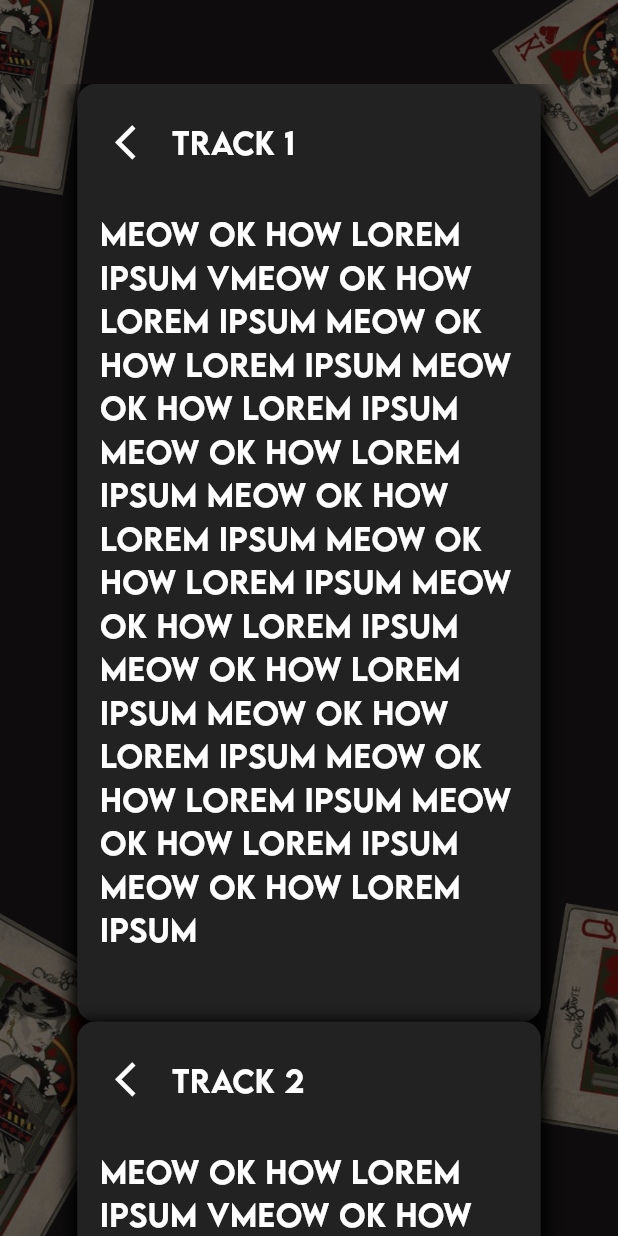
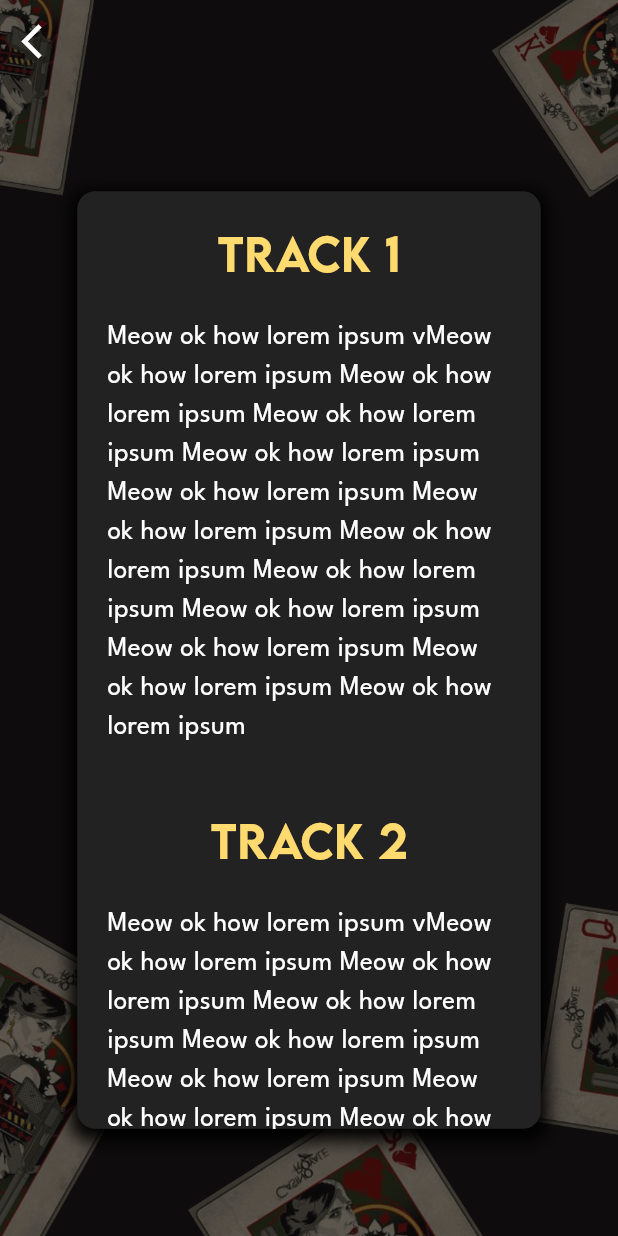
Before and after one commit to MicrosoftStudentChapter/makeathon7-app, a Flutter app: the TracksPage screen opened directly, after a tap on "Track 1", on a phone screen of 412 x 824 dp. Run offline on Flutter 3.47's test engine with Material 3 defaults, Android fonts, the phone set to English and light mode, and no system bars; our stand-ins replace curved_navigation_bar, firebase_auth, firebase_core; accounts and stored records are empty.

Commit message:
Scrollbar Added and Tracks Page Dynamised

```diff
--- a/lib/core/global_variables.dart
+++ b/lib/core/global_variables.dart
@@ -1,5 +1,6 @@
 import 'package:flutter/material.dart';
 
+// Timeline events
 final timelineEvents = [
   {
     'id': 0,
@@ -45,6 +46,7 @@ final timelineEvents = [
   },
 ];
 
+// Announcements
 final announcements = [
   {
     'id': 0,
@@ -90,6 +92,7 @@ final announcements = [
   },
 ];
 
+// Tracks Information
 final tracks = [
   {
     'id': 0,
--- a/lib/core/pages/tracks/tracks_page.dart
+++ b/lib/core/pages/tracks/tracks_page.dart
@@ -72,11 +72,7 @@ class TracksPage extends StatelessWidget {
                   height: 280,
                   width: 294,
                   decoration: BoxDecoration(
-                    color: AppPallete.redColorOpac,
-                    border: Border.all(
-                      color: AppPallete.greenColor,
-                      width: 7,
-                    ),
+                color: AppPallete.timelineBg,
                 borderRadius: BorderRadius.circular(12),
                 boxShadow: [
                   BoxShadow(
--- a/lib/core/pages/tracks/tracks_widget.dart
+++ b/lib/core/pages/tracks/tracks_widget.dart
@@ -1,12 +1,15 @@
 import 'package:flutter/material.dart';
 import 'package:makeathon7/core/global_variables.dart';
-import 'package:makeathon7/core/pages/tracks/widgets/tracks_page_widget.dart';
+import 'package:makeathon7/core/pages/navigator.dart';
+import 'package:makeathon7/core/pages/tracks/widgets/tracks_description_container.dart';
+import 'package:makeathon7/theme/app_pallete.dart';
 
 class TracksWidget extends StatelessWidget {
   const TracksWidget({super.key});
 
   @override
   Widget build(BuildContext context) {
+    var duration = Duration(milliseconds: 600);
     return SafeArea(
       child: Container(
         decoration: BoxDecoration(
@@ -20,16 +23,67 @@ class TracksWidget extends StatelessWidget {
           appBar: AppBar(
             automaticallyImplyLeading: false,
             backgroundColor: Colors.transparent,
+            leading:
+              IconButton(
+                        onPressed: () {
+                          Navigator.push(
+                              context,
+                              PageRouteBuilder(
+                                pageBuilder:
+                                    (context, animation1, animation2) =>
+                                        HomePageNavigator(),
+                                transitionsBuilder: (context, animation1,
+                                    animation2, child) {
+                                  return FadeTransition(
+                                    opacity: animation1,
+                                    child: child,
+                                  );
+                                },
+                                transitionDuration: duration,
+                              ));
+                        },
+                        icon: Icon(
+                          Icons.arrow_back_ios,
+                          size: MediaQuery.of(context).size.width / 15,
+                          color: AppPallete.whiteColor,
+                        )
+                        ),
           ),
-          body: ListView.builder(
-            itemCount: tracks.length,
-            itemBuilder: (context, index) {
-              final trackDescription = tracks[index];
-              return TracksPageDisplay(
-                title: trackDescription['title'] as String,
-                description: trackDescription['description'] as String,
-              );
-            },
+          body: Center(
+            child: Container(
+              width: 309,
+              height: 625,
+              decoration: BoxDecoration(
+                color: AppPallete.timelineBg,
+                borderRadius: BorderRadius.circular(12),
+                boxShadow: [
+                  BoxShadow(
+                    color: Colors.black.withValues(),
+                    spreadRadius: 4,
+                    blurRadius: 9,
+                    offset: Offset(0, 4), // changes position of shadow
+                  ),
+                ],
+              ),
+              child: Center(
+                child: Column(
+                  children: [
+                    Expanded(
+                      flex: 1,
+                      child: ListView.builder(
+                        itemCount: tracks.length,
+                        itemBuilder: (context, index) {
+                          final trackPage = tracks[index];
+                        return TracksPageDisplay(
+                          title: trackPage['title'] as String,
+                          description: trackPage['description'] as String,
+                        );
+                      }),
+                      ),
+                  ],
+                ),
+              ),
+            ),
           ),
         ),
       ),
--- a/lib/core/pages/tracks/widgets/tracks_button.dart
+++ b/lib/core/pages/tracks/widgets/tracks_button.dart
@@ -17,18 +17,27 @@ class TracksButton extends StatelessWidget {
     return Padding(
       padding: const EdgeInsets.all(6.0),
       child: Container(
-        height: 45,
+        height: 47,
         width: 180,
         decoration: BoxDecoration(
-          color: AppPallete.timelineBg,
-                    borderRadius: BorderRadius.circular(27),
-                  ),
+          color: Color.fromARGB(255, 154, 7, 0),
+          borderRadius: BorderRadius.circular(24),
+          boxShadow: [
+            BoxShadow(
+              color: Colors.black.withValues(),
+              spreadRadius: 2.5,
+              blurRadius: 3.5,
+              offset: Offset(0, 4), // changes position of shadow
+            ),
+          ],
+        ),
         child: TextButton.icon(
           onPressed: () {
             Navigator.push(
                 context,
                 PageRouteBuilder(
-                  pageBuilder: (context, animation1, animation2) => TracksWidget(),
+                  pageBuilder: (context, animation1, animation2) =>
+                      TracksWidget(),
                   transitionsBuilder: (context, animation1, animation2, child) {
                     return FadeTransition(
                       opacity: animation1,
@@ -42,7 +51,8 @@ class TracksButton extends StatelessWidget {
               style: TextStyle(
                   color: AppPallete.whiteColor,
                   fontSize: 20,
-                  fontFamily: 'LemonMilkMedium')),
+                  fontWeight: FontWeight.w900,
+                  fontFamily: 'IntroRust')),
           // icon: icon,
         ),
       ),
--- /dev/null
+++ b/lib/core/pages/tracks/widgets/tracks_description_container.dart
@@ -0,0 +1,43 @@
+import 'package:flutter/material.dart';
+import 'package:makeathon7/theme/app_pallete.dart';
+
+class TracksPageDisplay extends StatelessWidget {
+  final String title;
+  final String description;
+  const TracksPageDisplay({
+    super.key,
+    required this.title,
+    required this.description,
+  });
+
+  @override
+  Widget build(BuildContext context) {
+    return Center(
+      child: Padding(
+        padding: const EdgeInsets.all(20.0),
+        child: Column(
+          children: [
+            Center(
+                child: Text(
+              title,
+              style: TextStyle(
+                  color: AppPallete.timelineGold,
+                  fontSize: 30,
+                  fontFamily: 'LemonMilkMedium'),
+            )),
+            SizedBox(
+              height: 22,
+            ),
+            Text(
+              description,
+              style: TextStyle(
+                  color: Colors.white,
+                  fontSize: 18,
+                  fontFamily: 'LeagueSpartan'),
+            ),
+          ],
+        ),
+      ),
+    );
+  }
+}
--- a/lib/core/pages/tracks/widgets/tracks_page_widget.dart
+++ /dev/null
@@ -1,87 +0,0 @@
-import 'package:flutter/material.dart';
-import 'package:makeathon7/core/pages/navigator.dart';
-import 'package:makeathon7/theme/app_pallete.dart';
-
-class TracksPageDisplay extends StatelessWidget {
-  final String title;
-  final String description;
-  const TracksPageDisplay({
-    super.key,
-    required this.title,
-    required this.description,
-  });
-
-  @override
-  Widget build(BuildContext context) {
-    var duration = Duration(milliseconds: 600);
-    return Center(
-      child: Container(
-        width: 309,
-        height: 625,
-        decoration: BoxDecoration(
-          color: AppPallete.timelineBg,
-          borderRadius: BorderRadius.circular(12),
-          boxShadow: [
-            BoxShadow(
-              color: Colors.black.withValues(),
-              spreadRadius: 4,
-              blurRadius: 9,
-              offset: Offset(0, 4), // changes position of shadow
-            ),
-          ],
-        ),
-        child: Padding(
-          padding: const EdgeInsets.all(15.0),
-          child: Column(
-            children: [
-              Row(
-                children: [
-                  IconButton(
-                      onPressed: () {
-                        Navigator.push(
-                            context,
-                            PageRouteBuilder(
-                              pageBuilder: (context, animation1, animation2) =>
-                                  HomePageNavigator(),
-                              transitionsBuilder:
-                                  (context, animation1, animation2, child) {
-                                return FadeTransition(
-                                  opacity: animation1,
-                                  child: child,
-                                );
-                              },
-                              transitionDuration: duration,
-                            ));
-                      },
-                      icon: Icon(
-                        Icons.arrow_back_ios,
-                        size: MediaQuery.of(context).size.width / 15,
-                        color: AppPallete.whiteColor,
-                      )),
-                  Center(
-                      child: Text(
-                    title,
-                    style: TextStyle(
-                        color: Colors.white,
-                        fontSize: 20,
-                        fontFamily: 'LemonMilkMedium'),
-                  )),
-                ],
-              ),
-              SizedBox(
-                height: 22,
-              ),
-              Text(
-                description,
-                style: TextStyle(
-                    color: Colors.white,
-                    fontSize: 20,
-                    fontFamily: 'LemonMilkMedium'),
-              )
-            ],
-          ),
-        ),
-      ),
-    );
-  }
-}
--- a/lib/main.dart
+++ b/lib/main.dart
@@ -1,6 +1,7 @@
 import 'package:flutter/material.dart';
 import 'package:makeathon7/core/pages/login_page.dart';
 import 'package:firebase_core/firebase_core.dart';
+import 'package:makeathon7/theme/app_pallete.dart';
 
 void main() async {
   WidgetsFlutterBinding.ensureInitialized();
@@ -18,6 +19,11 @@ class MyApp extends StatelessWidget {
     return MaterialApp(
       title: 'Makeathon7',
       debugShowCheckedModeBanner: false,
+      theme: ThemeData.dark().copyWith(
+        scrollbarTheme: ScrollbarThemeData().copyWith(
+          thumbColor: WidgetStatePropertyAll(AppPallete.whiteOpac),
+        ),
+      ),
       home: LoginPage(),
     );
   }
--- a/lib/theme/app_pallete.dart
+++ b/lib/theme/app_pallete.dart
@@ -11,7 +11,7 @@ class AppPallete {
   static const Color blueColor = Color.fromRGBO(0, 31, 63, 1);
   static const Color gold = Color.fromRGBO(224, 196, 88, 1);
   static const Color goldOpac = Color.fromRGBO(224, 196, 88, 0.60);
-  static const Color whiteOpac = Color.fromRGBO(255, 255, 255, 0.48);
+  static const Color whiteOpac = Color.fromRGBO(255, 255, 255, 0.85);
   static const Color timelineBg = Color.fromRGBO(35, 34, 34, 1);
   static const Color timelineGold = Color.fromRGBO(255, 218, 111, 1);
   static const Color whiteColor = Colors.white;
--- a/pubspec.yaml
+++ b/pubspec.yaml
@@ -33,7 +33,7 @@ dependencies:
     sdk: flutter
   flutter_popup: ^3.3.4
   firebase_core: ^3.12.0
-  firebase_auth: ^5.5.0
+  firebase_auth: ^5.5.1
   flutter_launcher_icons: ^0.14.3
 
 
```
Also changed, not shown: lib/core/pages/announcements/announcements.dart (+10 -0 lines), lib/core/pages/timeline/timeline.dart (+11 -15 lines), lib/core/pages/timeline/timeline_card.dart (+19 -4 lines), 1 other file. Lines whose indentation alone changed are shown as unchanged.
